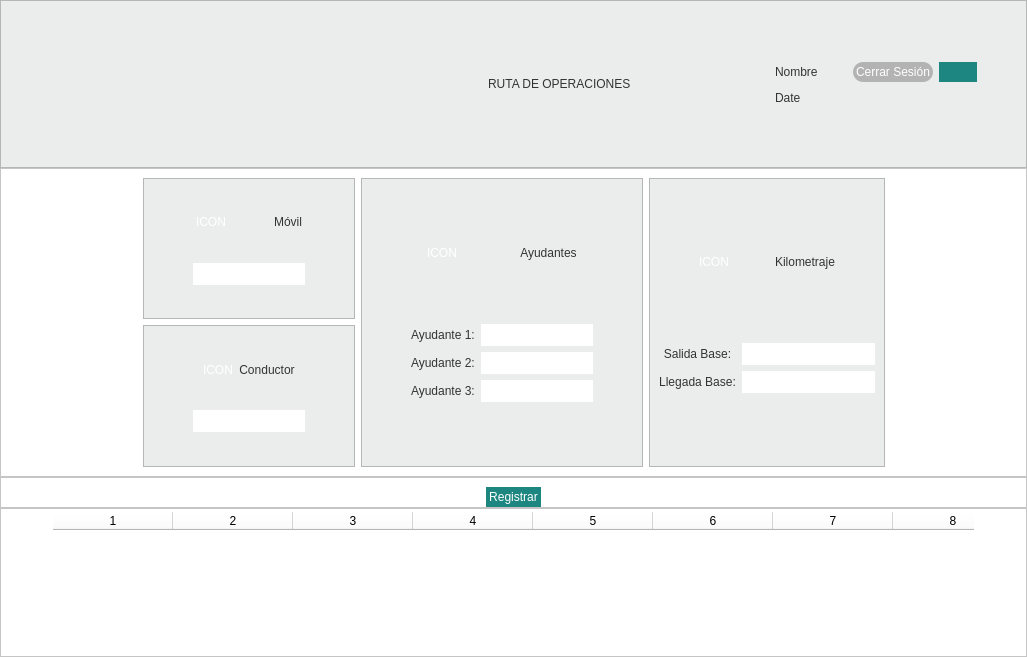
Above: operador_base.ui from altitude-solutions/Operador_Base before the change. Below: the same form after it.
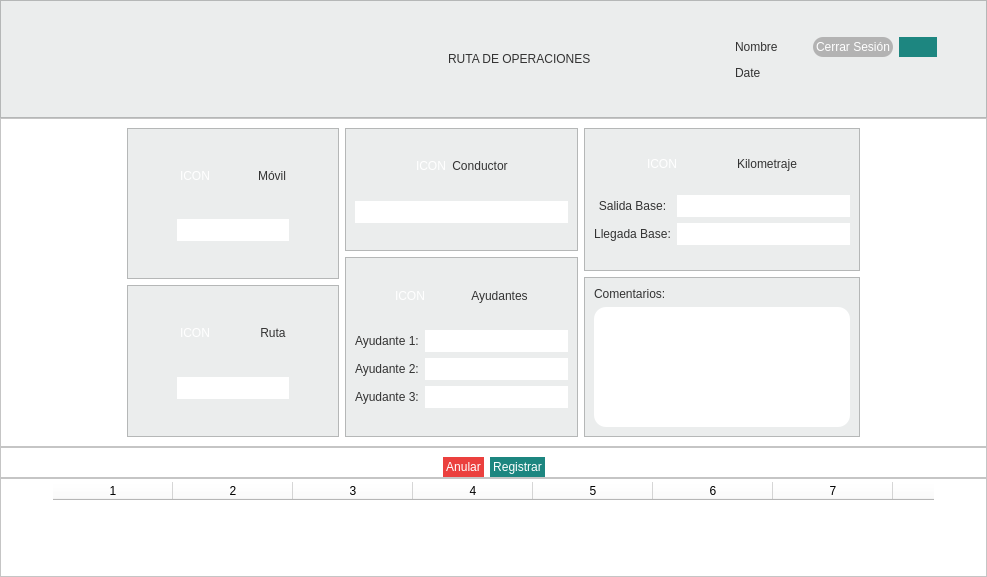
That is the form after the change.

```diff
--- a/operador_base.ui
+++ b/operador_base.ui
@@ -6,15 +6,15 @@
    <rect>
     <x>0</x>
     <y>0</y>
-    <width>1027</width>
-    <height>657</height>
+    <width>987</width>
+    <height>577</height>
    </rect>
   </property>
   <property name="windowTitle">
    <string>MainWindow</string>
   </property>
   <widget class="QWidget" name="centralwidget">
-   <layout class="QVBoxLayout" name="verticalLayout_13">
+   <layout class="QVBoxLayout" name="verticalLayout_19">
     <property name="spacing">
      <number>0</number>
     </property>
@@ -461,6 +461,182 @@
               </widget>
              </item>
              <item>
+              <widget class="QFrame" name="frame_10">
+               <property name="styleSheet">
+                <string notr="true">background-color:#EBEDED;</string>
+               </property>
+               <property name="frameShape">
+                <enum>QFrame::StyledPanel</enum>
+               </property>
+               <property name="frameShadow">
+                <enum>QFrame::Raised</enum>
+               </property>
+               <layout class="QVBoxLayout" name="verticalLayout_14">
+                <item>
+                 <layout class="QVBoxLayout" name="verticalLayout_16">
+                  <item>
+                   <spacer name="verticalSpacer_16">
+                    <property name="orientation">
+                     <enum>Qt::Vertical</enum>
+                    </property>
+                    <property name="sizeHint" stdset="0">
+                     <size>
+                      <width>20</width>
+                      <height>40</height>
+                     </size>
+                    </property>
+                   </spacer>
+                  </item>
+                  <item>
+                   <layout class="QHBoxLayout" name="horizontalLayout_15">
+                    <item>
+                     <spacer name="horizontalSpacer_31">
+                      <property name="orientation">
+                       <enum>Qt::Horizontal</enum>
+                      </property>
+                      <property name="sizeHint" stdset="0">
+                       <size>
+                        <width>40</width>
+                        <height>20</height>
+                       </size>
+                      </property>
+                     </spacer>
+                    </item>
+                    <item>
+                     <widget class="QLabel" name="icon_ruta">
+                      <property name="styleSheet">
+                       <string notr="true">color:white;</string>
+                      </property>
+                      <property name="text">
+                       <string>ICON</string>
+                      </property>
+                     </widget>
+                    </item>
+                    <item>
+                     <spacer name="horizontalSpacer_32">
+                      <property name="orientation">
+                       <enum>Qt::Horizontal</enum>
+                      </property>
+                      <property name="sizeHint" stdset="0">
+                       <size>
+                        <width>40</width>
+                        <height>20</height>
+                       </size>
+                      </property>
+                     </spacer>
+                    </item>
+                    <item>
+                     <widget class="QLabel" name="ruta_id">
+                      <property name="styleSheet">
+                       <string notr="true">background-color:rgba(29,134,128,0%);
+font: 16pt &quot;MS Shell Dlg 2&quot;;
+color:#333333;</string>
+                      </property>
+                      <property name="text">
+                       <string>Ruta</string>
+                      </property>
+                      <property name="alignment">
+                       <set>Qt::AlignCenter</set>
+                      </property>
+                     </widget>
+                    </item>
+                    <item>
+                     <spacer name="horizontalSpacer_33">
+                      <property name="orientation">
+                       <enum>Qt::Horizontal</enum>
+                      </property>
+                      <property name="sizeHint" stdset="0">
+                       <size>
+                        <width>40</width>
+                        <height>20</height>
+                       </size>
+                      </property>
+                     </spacer>
+                    </item>
+                   </layout>
+                  </item>
+                  <item>
+                   <spacer name="verticalSpacer_17">
+                    <property name="orientation">
+                     <enum>Qt::Vertical</enum>
+                    </property>
+                    <property name="sizeHint" stdset="0">
+                     <size>
+                      <width>20</width>
+                      <height>40</height>
+                     </size>
+                    </property>
+                   </spacer>
+                  </item>
+                  <item>
+                   <layout class="QHBoxLayout" name="horizontalLayout_16">
+                    <item>
+                     <spacer name="horizontalSpacer_34">
+                      <property name="orientation">
+                       <enum>Qt::Horizontal</enum>
+                      </property>
+                      <property name="sizeHint" stdset="0">
+                       <size>
+                        <width>40</width>
+                        <height>20</height>
+                       </size>
+                      </property>
+                     </spacer>
+                    </item>
+                    <item>
+                     <widget class="QLineEdit" name="ruta">
+                      <property name="styleSheet">
+                       <string notr="true">background-color: white;
+border-style: outset;
+border-radius: 12px;
+font: 12pt &quot;MS Shell Dlg 2&quot;;
+color: #333333;
+min-width: 9em;
+padding: 3px;</string>
+                      </property>
+                      <property name="alignment">
+                       <set>Qt::AlignCenter</set>
+                      </property>
+                     </widget>
+                    </item>
+                    <item>
+                     <spacer name="horizontalSpacer_35">
+                      <property name="orientation">
+                       <enum>Qt::Horizontal</enum>
+                      </property>
+                      <property name="sizeHint" stdset="0">
+                       <size>
+                        <width>40</width>
+                        <height>20</height>
+                       </size>
+                      </property>
+                     </spacer>
+                    </item>
+                   </layout>
+                  </item>
+                  <item>
+                   <spacer name="verticalSpacer_18">
+                    <property name="orientation">
+                     <enum>Qt::Vertical</enum>
+                    </property>
+                    <property name="sizeHint" stdset="0">
+                     <size>
+                      <width>20</width>
+                      <height>40</height>
+                     </size>
+                    </property>
+                   </spacer>
+                  </item>
+                 </layout>
+                </item>
+               </layout>
+              </widget>
+             </item>
+            </layout>
+           </item>
+           <item>
+            <layout class="QVBoxLayout" name="verticalLayout_17">
+             <item>
               <widget class="QFrame" name="frame_7">
                <property name="styleSheet">
                 <string notr="true">background-color:#EBEDED;</string>
@@ -557,19 +733,6 @@
                   </item>
                   <item>
                    <layout class="QHBoxLayout" name="horizontalLayout_9">
-                    <item>
-                     <spacer name="horizontalSpacer_16">
-                      <property name="orientation">
-                       <enum>Qt::Horizontal</enum>
-                      </property>
-                      <property name="sizeHint" stdset="0">
-                       <size>
-                        <width>40</width>
-                        <height>20</height>
-                       </size>
-                      </property>
-                     </spacer>
-                    </item>
                     <item>
                      <widget class="QLineEdit" name="conductor">
                       <property name="styleSheet">
@@ -586,19 +749,6 @@
                       </property>
                      </widget>
                     </item>
-                    <item>
-                     <spacer name="horizontalSpacer_17">
-                      <property name="orientation">
-                       <enum>Qt::Horizontal</enum>
-                      </property>
-                      <property name="sizeHint" stdset="0">
-                       <size>
-                        <width>40</width>
-                        <height>20</height>
-                       </size>
-                      </property>
-                     </spacer>
-                    </item>
                    </layout>
                   </item>
                   <item>
@@ -619,8 +769,6 @@
                </layout>
               </widget>
              </item>
-            </layout>
-           </item>
            <item>
             <widget class="QFrame" name="frame_8">
              <property name="styleSheet">
@@ -731,19 +879,6 @@
                 </item>
                 <item>
                  <layout class="QHBoxLayout" name="horizontalLayout_10">
-                  <item>
-                   <spacer name="horizontalSpacer_18">
-                    <property name="orientation">
-                     <enum>Qt::Horizontal</enum>
-                    </property>
-                    <property name="sizeHint" stdset="0">
-                     <size>
-                      <width>40</width>
-                      <height>20</height>
-                     </size>
-                    </property>
-                   </spacer>
-                  </item>
                   <item>
                    <widget class="QLabel" name="label_2">
                     <property name="styleSheet">
@@ -772,36 +907,10 @@
                     </property>
                    </widget>
                   </item>
-                  <item>
-                   <spacer name="horizontalSpacer_19">
-                    <property name="orientation">
-                     <enum>Qt::Horizontal</enum>
-                    </property>
-                    <property name="sizeHint" stdset="0">
-                     <size>
-                      <width>40</width>
-                      <height>20</height>
-                     </size>
-                    </property>
-                   </spacer>
-                  </item>
                  </layout>
                 </item>
                 <item>
                  <layout class="QHBoxLayout" name="horizontalLayout_11">
-                  <item>
-                   <spacer name="horizontalSpacer_22">
-                    <property name="orientation">
-                     <enum>Qt::Horizontal</enum>
-                    </property>
-                    <property name="sizeHint" stdset="0">
-                     <size>
-                      <width>40</width>
-                      <height>20</height>
-                     </size>
-                    </property>
-                   </spacer>
-                  </item>
                   <item>
                    <widget class="QLabel" name="label_3">
                     <property name="styleSheet">
@@ -830,36 +939,10 @@
                     </property>
                    </widget>
                   </item>
-                  <item>
-                   <spacer name="horizontalSpacer_23">
-                    <property name="orientation">
-                     <enum>Qt::Horizontal</enum>
-                    </property>
-                    <property name="sizeHint" stdset="0">
-                     <size>
-                      <width>40</width>
-                      <height>20</height>
-                     </size>
-                    </property>
-                   </spacer>
-                  </item>
                  </layout>
                 </item>
                 <item>
                  <layout class="QHBoxLayout" name="horizontalLayout_12">
-                  <item>
-                   <spacer name="horizontalSpacer_24">
-                    <property name="orientation">
-                     <enum>Qt::Horizontal</enum>
-                    </property>
-                    <property name="sizeHint" stdset="0">
-                     <size>
-                      <width>40</width>
-                      <height>20</height>
-                     </size>
-                    </property>
-                   </spacer>
-                  </item>
                   <item>
                    <widget class="QLabel" name="label_5">
                     <property name="styleSheet">
@@ -888,19 +971,6 @@
                     </property>
                    </widget>
                   </item>
-                  <item>
-                   <spacer name="horizontalSpacer_25">
-                    <property name="orientation">
-                     <enum>Qt::Horizontal</enum>
-                    </property>
-                    <property name="sizeHint" stdset="0">
-                     <size>
-                      <width>40</width>
-                      <height>20</height>
-                     </size>
-                    </property>
-                   </spacer>
-                  </item>
                  </layout>
                 </item>
                 <item>
@@ -921,6 +991,10 @@
              </layout>
             </widget>
            </item>
+            </layout>
+           </item>
+           <item>
+            <layout class="QVBoxLayout" name="verticalLayout_18">
            <item>
             <widget class="QFrame" name="frame_6">
              <property name="styleSheet">
@@ -1113,6 +1187,59 @@
              </layout>
             </widget>
            </item>
+             <item>
+              <widget class="QFrame" name="frame_16">
+               <property name="styleSheet">
+                <string notr="true">background-color:#EBEDED;</string>
+               </property>
+               <property name="frameShape">
+                <enum>QFrame::StyledPanel</enum>
+               </property>
+               <property name="frameShadow">
+                <enum>QFrame::Raised</enum>
+               </property>
+               <layout class="QVBoxLayout" name="verticalLayout_13">
+                <item>
+                 <layout class="QVBoxLayout" name="verticalLayout_24">
+                  <item>
+                   <widget class="QLabel" name="label_user_18">
+                    <property name="sizePolicy">
+                     <sizepolicy hsizetype="Preferred" vsizetype="Fixed">
+                      <horstretch>0</horstretch>
+                      <verstretch>0</verstretch>
+                     </sizepolicy>
+                    </property>
+                    <property name="styleSheet">
+                     <string notr="true">font: 11pt &quot;MS Shell Dlg 2&quot;;
+color:#333333;
+min-width:6em;
+max-width:6em;</string>
+                    </property>
+                    <property name="text">
+                     <string>Comentarios:</string>
+                    </property>
+                   </widget>
+                  </item>
+                  <item>
+                   <widget class="QPlainTextEdit" name="text_comentarios">
+                    <property name="styleSheet">
+                     <string notr="true">background-color: white;
+border-style: outset;
+border-radius: 12px;
+font: 10pt &quot;MS Shell Dlg 2&quot;;
+color: #333333;
+min-width: 9em;
+padding: 3px;</string>
+                    </property>
+                   </widget>
+                  </item>
+                 </layout>
+                </item>
+               </layout>
+              </widget>
+             </item>
+            </layout>
+           </item>
           </layout>
          </item>
         </layout>
@@ -1163,6 +1290,23 @@
            </property>
           </spacer>
          </item>
+         <item>
+          <widget class="QPushButton" name="pushButton">
+           <property name="styleSheet">
+            <string notr="true">background-color: #EB403E;
+border-style: outset;
+border-radius: 12px;
+font: 12pt &quot;MS Shell Dlg 2&quot;;
+color: white;
+min-width: 7em;
+max-width:7em;
+padding: 3px;</string>
+           </property>
+           <property name="text">
+            <string>Anular</string>
+           </property>
+          </widget>
+         </item>
          <item>
           <widget class="QPushButton" name="button_guardar">
            <property name="sizePolicy">
```
Lines whose indentation alone changed are shown as unchanged.
